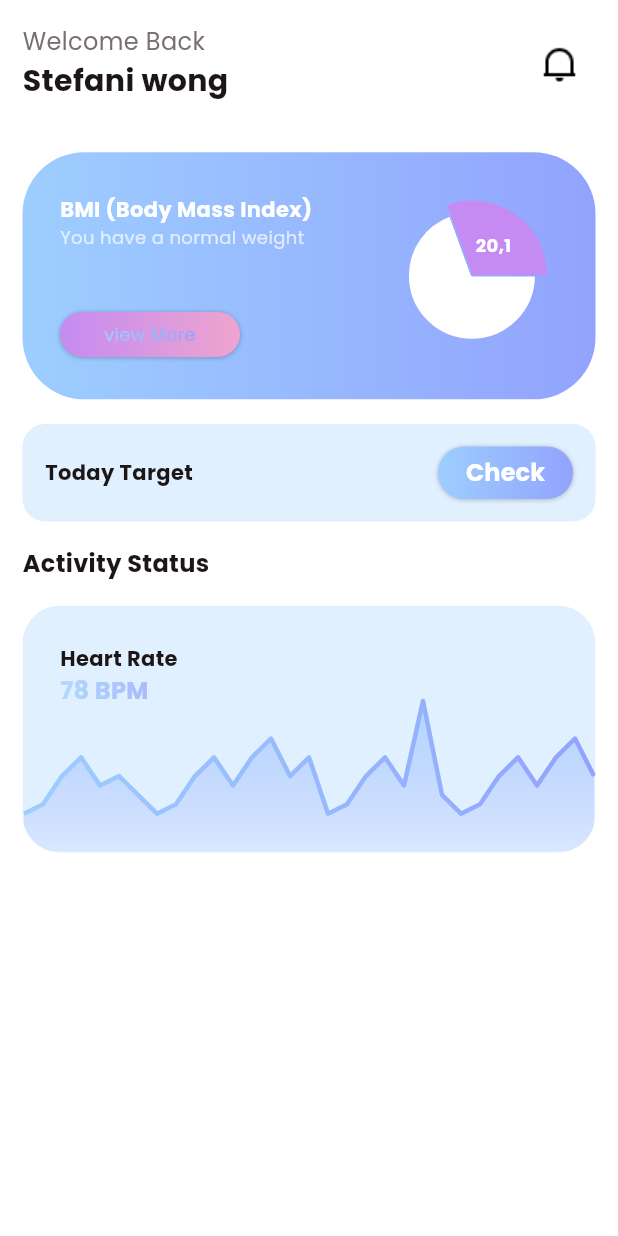
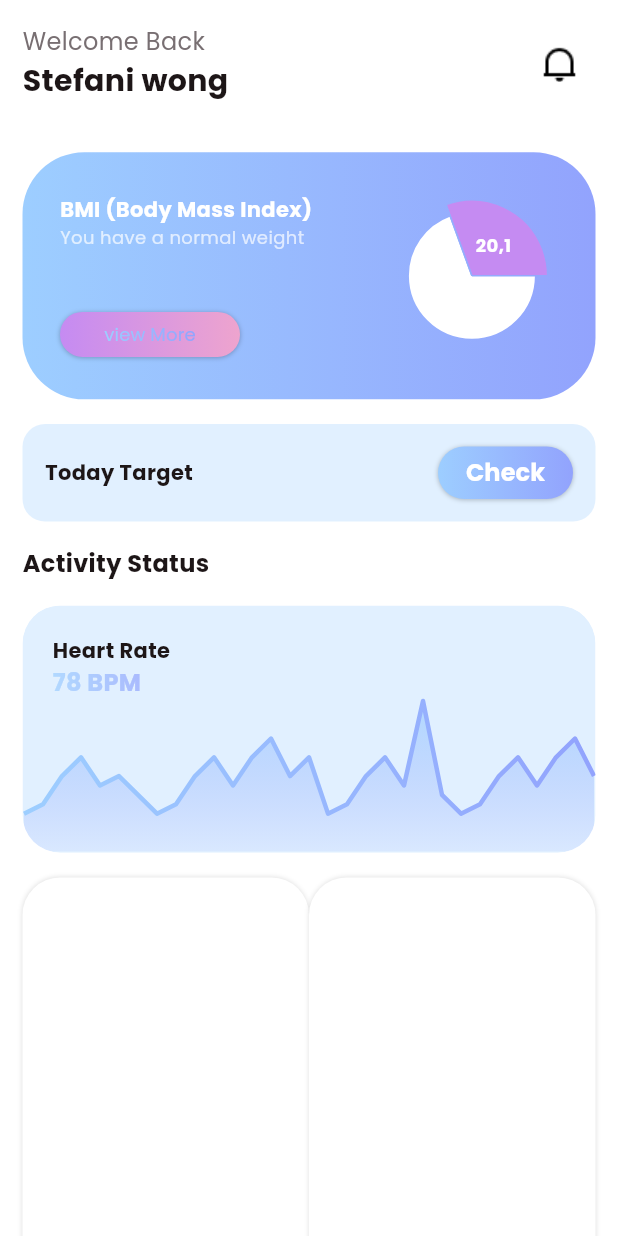
Before and after one commit to sdhaputhanthrie/Fitness-App, a Flutter app: the HomeView screen opened directly, on a phone screen of 412 x 824 dp. Run offline on Flutter 3.47's test engine with Material 3 defaults, Android fonts, the phone set to English and light mode, and no system bars; drawn by our look-alikes of fl_chart; our stand-ins replace carousel_slider.

Commit message:
add new changes

```diff
--- a/lib/view/home/home_view.dart
+++ b/lib/view/home/home_view.dart
@@ -256,6 +256,8 @@ class _HomeViewState extends State<HomeView> {
                 SizedBox(height: media.height * 0.02),
 
                 ClipRRect(
+
+
                   borderRadius: BorderRadiusGeometry.circular(25),
                   child: Container(
                     height: media.width * 0.4,
@@ -271,8 +273,8 @@ class _HomeViewState extends State<HomeView> {
                       children: [
                         Padding(
                           padding: const EdgeInsets.symmetric(
-                            horizontal: 25,
-                            vertical: 25,
+                            horizontal: 20,
+                            vertical: 20,
                           ),
                           child: Column(
                             mainAxisAlignment: MainAxisAlignment.start,
@@ -422,12 +424,43 @@ class _HomeViewState extends State<HomeView> {
                     ),
                   ),
                 ),
+
+                SizedBox(height: media.height * 0.02),
+
+                  Row(children: [
+
+                    Expanded(
+                      child: Container(
+                        height: media.width,
+                        decoration: BoxDecoration(color: Colors.white,borderRadius: BorderRadius.circular(25),boxShadow: const[BoxShadow(color: Colors.black12,blurRadius: 2)]),
+                      ),
+                    ),
+
+
+
+                   Expanded(
+                      child: Column(children: [
+                        Container(
+                          height: media.width,
+                          decoration: BoxDecoration(color:Colors.white,borderRadius: BorderRadius.circular(25), boxShadow:[BoxShadow (color: Colors.black12,blurRadius: 2)]),
+
+                        )
+                      ],)
+                    )
+
+
+
+
+
               ],
             ),
+              ]
           ),
         ),
       ),
+      )
     );
+
   }
 
   List<PieChartSectionData> showingSections() {
```
